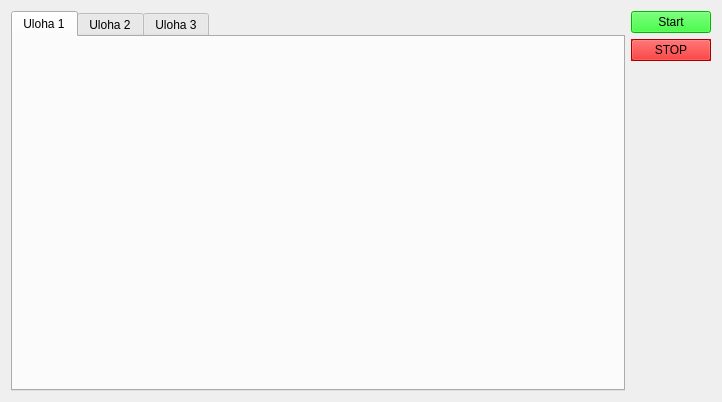
First picture: the form in irobot/untitled.ui, repository amirhammad/iRobotCreate, before the edit.
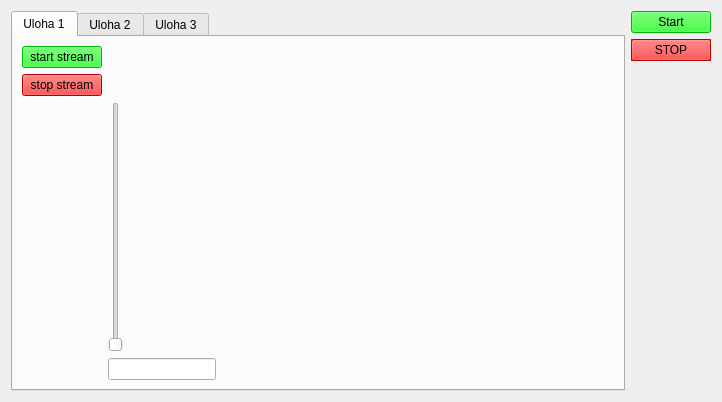
Second picture: the form after the edit.

Commit message: Working thread add into sensors class

What changed in the file:
```diff
--- a/irobot/untitled.ui
+++ b/irobot/untitled.ui
@@ -461,7 +461,7 @@
           <colorrole role="Button">
            <brush brushstyle="SolidPattern">
             <color alpha="255">
-             <red>231</red>
+             <red>255</red>
              <green>0</green>
              <blue>0</blue>
             </color>
@@ -471,24 +471,24 @@
            <brush brushstyle="SolidPattern">
             <color alpha="255">
              <red>255</red>
-             <green>91</green>
-             <blue>91</blue>
+             <green>127</green>
+             <blue>127</blue>
             </color>
            </brush>
           </colorrole>
           <colorrole role="Midlight">
            <brush brushstyle="SolidPattern">
             <color alpha="255">
-             <red>243</red>
-             <green>45</green>
-             <blue>45</blue>
+             <red>255</red>
+             <green>63</green>
+             <blue>63</blue>
             </color>
            </brush>
           </colorrole>
           <colorrole role="Dark">
            <brush brushstyle="SolidPattern">
             <color alpha="255">
-             <red>115</red>
+             <red>127</red>
              <green>0</green>
              <blue>0</blue>
             </color>
@@ -497,7 +497,7 @@
           <colorrole role="Mid">
            <brush brushstyle="SolidPattern">
             <color alpha="255">
-             <red>154</red>
+             <red>170</red>
              <green>0</green>
              <blue>0</blue>
             </color>
@@ -542,7 +542,7 @@
           <colorrole role="Window">
            <brush brushstyle="SolidPattern">
             <color alpha="255">
-             <red>231</red>
+             <red>255</red>
              <green>0</green>
              <blue>0</blue>
             </color>
@@ -560,7 +560,7 @@
           <colorrole role="AlternateBase">
            <brush brushstyle="SolidPattern">
             <color alpha="255">
-             <red>243</red>
+             <red>255</red>
              <green>127</green>
              <blue>127</blue>
             </color>
@@ -598,7 +598,7 @@
           <colorrole role="Button">
            <brush brushstyle="SolidPattern">
             <color alpha="255">
-             <red>231</red>
+             <red>255</red>
              <green>0</green>
              <blue>0</blue>
             </color>
@@ -608,24 +608,24 @@
            <brush brushstyle="SolidPattern">
             <color alpha="255">
              <red>255</red>
-             <green>91</green>
-             <blue>91</blue>
+             <green>127</green>
+             <blue>127</blue>
             </color>
            </brush>
           </colorrole>
           <colorrole role="Midlight">
            <brush brushstyle="SolidPattern">
             <color alpha="255">
-             <red>243</red>
-             <green>45</green>
-             <blue>45</blue>
+             <red>255</red>
+             <green>63</green>
+             <blue>63</blue>
             </color>
            </brush>
           </colorrole>
           <colorrole role="Dark">
            <brush brushstyle="SolidPattern">
             <color alpha="255">
-             <red>115</red>
+             <red>127</red>
              <green>0</green>
              <blue>0</blue>
             </color>
@@ -634,7 +634,7 @@
           <colorrole role="Mid">
            <brush brushstyle="SolidPattern">
             <color alpha="255">
-             <red>154</red>
+             <red>170</red>
              <green>0</green>
              <blue>0</blue>
             </color>
@@ -679,7 +679,7 @@
           <colorrole role="Window">
            <brush brushstyle="SolidPattern">
             <color alpha="255">
-             <red>231</red>
+             <red>255</red>
              <green>0</green>
              <blue>0</blue>
             </color>
@@ -697,7 +697,7 @@
           <colorrole role="AlternateBase">
            <brush brushstyle="SolidPattern">
             <color alpha="255">
-             <red>243</red>
+             <red>255</red>
              <green>127</green>
              <blue>127</blue>
             </color>
@@ -726,7 +726,7 @@
           <colorrole role="WindowText">
            <brush brushstyle="SolidPattern">
             <color alpha="255">
-             <red>115</red>
+             <red>127</red>
              <green>0</green>
              <blue>0</blue>
             </color>
@@ -735,7 +735,7 @@
           <colorrole role="Button">
            <brush brushstyle="SolidPattern">
             <color alpha="255">
-             <red>231</red>
+             <red>255</red>
              <green>0</green>
              <blue>0</blue>
             </color>
@@ -745,24 +745,24 @@
            <brush brushstyle="SolidPattern">
             <color alpha="255">
              <red>255</red>
-             <green>91</green>
-             <blue>91</blue>
+             <green>127</green>
+             <blue>127</blue>
             </color>
            </brush>
           </colorrole>
           <colorrole role="Midlight">
            <brush brushstyle="SolidPattern">
             <color alpha="255">
-             <red>243</red>
-             <green>45</green>
-             <blue>45</blue>
+             <red>255</red>
+             <green>63</green>
+             <blue>63</blue>
             </color>
            </brush>
           </colorrole>
           <colorrole role="Dark">
            <brush brushstyle="SolidPattern">
             <color alpha="255">
-             <red>115</red>
+             <red>127</red>
              <green>0</green>
              <blue>0</blue>
             </color>
@@ -771,7 +771,7 @@
           <colorrole role="Mid">
            <brush brushstyle="SolidPattern">
             <color alpha="255">
-             <red>154</red>
+             <red>170</red>
              <green>0</green>
              <blue>0</blue>
             </color>
@@ -780,7 +780,7 @@
           <colorrole role="Text">
            <brush brushstyle="SolidPattern">
             <color alpha="255">
-             <red>115</red>
+             <red>127</red>
              <green>0</green>
              <blue>0</blue>
             </color>
@@ -798,7 +798,7 @@
           <colorrole role="ButtonText">
            <brush brushstyle="SolidPattern">
             <color alpha="255">
-             <red>115</red>
+             <red>127</red>
              <green>0</green>
              <blue>0</blue>
             </color>
@@ -807,7 +807,7 @@
           <colorrole role="Base">
            <brush brushstyle="SolidPattern">
             <color alpha="255">
-             <red>231</red>
+             <red>255</red>
              <green>0</green>
              <blue>0</blue>
             </color>
@@ -816,7 +816,7 @@
           <colorrole role="Window">
            <brush brushstyle="SolidPattern">
             <color alpha="255">
-             <red>231</red>
+             <red>255</red>
              <green>0</green>
              <blue>0</blue>
             </color>
@@ -834,7 +834,7 @@
           <colorrole role="AlternateBase">
            <brush brushstyle="SolidPattern">
             <color alpha="255">
-             <red>231</red>
+             <red>255</red>
              <green>0</green>
              <blue>0</blue>
             </color>
@@ -896,6 +896,895 @@
       <attribute name="title">
        <string>Uloha 1</string>
       </attribute>
+      <layout class="QGridLayout" name="gridLayout">
+       <item row="2" column="1">
+        <widget class="QSlider" name="sliderWallSignal">
+         <property name="orientation">
+          <enum>Qt::Vertical</enum>
+         </property>
+        </widget>
+       </item>
+       <item row="1" column="0">
+        <widget class="QPushButton" name="buttonTask1Stop">
+         <property name="palette">
+          <palette>
+           <active>
+            <colorrole role="WindowText">
+             <brush brushstyle="SolidPattern">
+              <color alpha="255">
+               <red>0</red>
+               <green>0</green>
+               <blue>0</blue>
+              </color>
+             </brush>
+            </colorrole>
+            <colorrole role="Button">
+             <brush brushstyle="SolidPattern">
+              <color alpha="255">
+               <red>255</red>
+               <green>0</green>
+               <blue>0</blue>
+              </color>
+             </brush>
+            </colorrole>
+            <colorrole role="Light">
+             <brush brushstyle="SolidPattern">
+              <color alpha="255">
+               <red>255</red>
+               <green>127</green>
+               <blue>127</blue>
+              </color>
+             </brush>
+            </colorrole>
+            <colorrole role="Midlight">
+             <brush brushstyle="SolidPattern">
+              <color alpha="255">
+               <red>255</red>
+               <green>63</green>
+               <blue>63</blue>
+              </color>
+             </brush>
+            </colorrole>
+            <colorrole role="Dark">
+             <brush brushstyle="SolidPattern">
+              <color alpha="255">
+               <red>127</red>
+               <green>0</green>
+               <blue>0</blue>
+              </color>
+             </brush>
+            </colorrole>
+            <colorrole role="Mid">
+             <brush brushstyle="SolidPattern">
+              <color alpha="255">
+               <red>170</red>
+               <green>0</green>
+               <blue>0</blue>
+              </color>
+             </brush>
+            </colorrole>
+            <colorrole role="Text">
+             <brush brushstyle="SolidPattern">
+              <color alpha="255">
+               <red>0</red>
+               <green>0</green>
+               <blue>0</blue>
+              </color>
+             </brush>
+            </colorrole>
+            <colorrole role="BrightText">
+             <brush brushstyle="SolidPattern">
+              <color alpha="255">
+               <red>255</red>
+               <green>255</green>
+               <blue>255</blue>
+              </color>
+             </brush>
+            </colorrole>
+            <colorrole role="ButtonText">
+             <brush brushstyle="SolidPattern">
+              <color alpha="255">
+               <red>0</red>
+               <green>0</green>
+               <blue>0</blue>
+              </color>
+             </brush>
+            </colorrole>
+            <colorrole role="Base">
+             <brush brushstyle="SolidPattern">
+              <color alpha="255">
+               <red>255</red>
+               <green>255</green>
+               <blue>255</blue>
+              </color>
+             </brush>
+            </colorrole>
+            <colorrole role="Window">
+             <brush brushstyle="SolidPattern">
+              <color alpha="255">
+               <red>255</red>
+               <green>0</green>
+               <blue>0</blue>
+              </color>
+             </brush>
+            </colorrole>
+            <colorrole role="Shadow">
+             <brush brushstyle="SolidPattern">
+              <color alpha="255">
+               <red>0</red>
+               <green>0</green>
+               <blue>0</blue>
+              </color>
+             </brush>
+            </colorrole>
+            <colorrole role="AlternateBase">
+             <brush brushstyle="SolidPattern">
+              <color alpha="255">
+               <red>255</red>
+               <green>127</green>
+               <blue>127</blue>
+              </color>
+             </brush>
+            </colorrole>
+            <colorrole role="ToolTipBase">
+             <brush brushstyle="SolidPattern">
+              <color alpha="255">
+               <red>255</red>
+               <green>255</green>
+               <blue>220</blue>
+              </color>
+             </brush>
+            </colorrole>
+            <colorrole role="ToolTipText">
+             <brush brushstyle="SolidPattern">
+              <color alpha="255">
+               <red>0</red>
+               <green>0</green>
+               <blue>0</blue>
+              </color>
+             </brush>
+            </colorrole>
+           </active>
+           <inactive>
+            <colorrole role="WindowText">
+             <brush brushstyle="SolidPattern">
+              <color alpha="255">
+               <red>0</red>
+               <green>0</green>
+               <blue>0</blue>
+              </color>
+             </brush>
+            </colorrole>
+            <colorrole role="Button">
+             <brush brushstyle="SolidPattern">
+              <color alpha="255">
+               <red>255</red>
+               <green>0</green>
+               <blue>0</blue>
+              </color>
+             </brush>
+            </colorrole>
+            <colorrole role="Light">
+             <brush brushstyle="SolidPattern">
+              <color alpha="255">
+               <red>255</red>
+               <green>127</green>
+               <blue>127</blue>
+              </color>
+             </brush>
+            </colorrole>
+            <colorrole role="Midlight">
+             <brush brushstyle="SolidPattern">
+              <color alpha="255">
+               <red>255</red>
+               <green>63</green>
+               <blue>63</blue>
+              </color>
+             </brush>
+            </colorrole>
+            <colorrole role="Dark">
+             <brush brushstyle="SolidPattern">
+              <color alpha="255">
+               <red>127</red>
+               <green>0</green>
+               <blue>0</blue>
+              </color>
+             </brush>
+            </colorrole>
+            <colorrole role="Mid">
+             <brush brushstyle="SolidPattern">
+              <color alpha="255">
+               <red>170</red>
+               <green>0</green>
+               <blue>0</blue>
+              </color>
+             </brush>
+            </colorrole>
+            <colorrole role="Text">
+             <brush brushstyle="SolidPattern">
+              <color alpha="255">
+               <red>0</red>
+               <green>0</green>
+               <blue>0</blue>
+              </color>
+             </brush>
+            </colorrole>
+            <colorrole role="BrightText">
+             <brush brushstyle="SolidPattern">
+              <color alpha="255">
+               <red>255</red>
+               <green>255</green>
+               <blue>255</blue>
+              </color>
+             </brush>
+            </colorrole>
+            <colorrole role="ButtonText">
+             <brush brushstyle="SolidPattern">
+              <color alpha="255">
+               <red>0</red>
+               <green>0</green>
+               <blue>0</blue>
+              </color>
+             </brush>
+            </colorrole>
+            <colorrole role="Base">
+             <brush brushstyle="SolidPattern">
+              <color alpha="255">
+               <red>255</red>
+               <green>255</green>
+               <blue>255</blue>
+              </color>
+             </brush>
+            </colorrole>
+            <colorrole role="Window">
+             <brush brushstyle="SolidPattern">
+              <color alpha="255">
+               <red>255</red>
+               <green>0</green>
+               <blue>0</blue>
+              </color>
+             </brush>
+            </colorrole>
+            <colorrole role="Shadow">
+             <brush brushstyle="SolidPattern">
+              <color alpha="255">
+               <red>0</red>
+               <green>0</green>
+               <blue>0</blue>
+              </color>
+             </brush>
+            </colorrole>
+            <colorrole role="AlternateBase">
+             <brush brushstyle="SolidPattern">
+              <color alpha="255">
+               <red>255</red>
+               <green>127</green>
+               <blue>127</blue>
+              </color>
+             </brush>
+            </colorrole>
+            <colorrole role="ToolTipBase">
+             <brush brushstyle="SolidPattern">
+              <color alpha="255">
+               <red>255</red>
+               <green>255</green>
+               <blue>220</blue>
+              </color>
+             </brush>
+            </colorrole>
+            <colorrole role="ToolTipText">
+             <brush brushstyle="SolidPattern">
+              <color alpha="255">
+               <red>0</red>
+               <green>0</green>
+               <blue>0</blue>
+              </color>
+             </brush>
+            </colorrole>
+           </inactive>
+           <disabled>
+            <colorrole role="WindowText">
+             <brush brushstyle="SolidPattern">
+              <color alpha="255">
+               <red>127</red>
+               <green>0</green>
+               <blue>0</blue>
+              </color>
+             </brush>
+            </colorrole>
+            <colorrole role="Button">
+             <brush brushstyle="SolidPattern">
+              <color alpha="255">
+               <red>255</red>
+               <green>0</green>
+               <blue>0</blue>
+              </color>
+             </brush>
+            </colorrole>
+            <colorrole role="Light">
+             <brush brushstyle="SolidPattern">
+              <color alpha="255">
+               <red>255</red>
+               <green>127</green>
+               <blue>127</blue>
+              </color>
+             </brush>
+            </colorrole>
+            <colorrole role="Midlight">
+             <brush brushstyle="SolidPattern">
+              <color alpha="255">
+               <red>255</red>
+               <green>63</green>
+               <blue>63</blue>
+              </color>
+             </brush>
+            </colorrole>
+            <colorrole role="Dark">
+             <brush brushstyle="SolidPattern">
+              <color alpha="255">
+               <red>127</red>
+               <green>0</green>
+               <blue>0</blue>
+              </color>
+             </brush>
+            </colorrole>
+            <colorrole role="Mid">
+             <brush brushstyle="SolidPattern">
+              <color alpha="255">
+               <red>170</red>
+               <green>0</green>
+               <blue>0</blue>
+              </color>
+             </brush>
+            </colorrole>
+            <colorrole role="Text">
+             <brush brushstyle="SolidPattern">
+              <color alpha="255">
+               <red>127</red>
+               <green>0</green>
+               <blue>0</blue>
+              </color>
+             </brush>
+            </colorrole>
+            <colorrole role="BrightText">
+             <brush brushstyle="SolidPattern">
+              <color alpha="255">
+               <red>255</red>
+               <green>255</green>
+               <blue>255</blue>
+              </color>
+             </brush>
+            </colorrole>
+            <colorrole role="ButtonText">
+             <brush brushstyle="SolidPattern">
+              <color alpha="255">
+               <red>127</red>
+               <green>0</green>
+               <blue>0</blue>
+              </color>
+             </brush>
+            </colorrole>
+            <colorrole role="Base">
+             <brush brushstyle="SolidPattern">
+              <color alpha="255">
+               <red>255</red>
+               <green>0</green>
+               <blue>0</blue>
+              </color>
+             </brush>
+            </colorrole>
+            <colorrole role="Window">
+             <brush brushstyle="SolidPattern">
+              <color alpha="255">
+               <red>255</red>
+               <green>0</green>
+               <blue>0</blue>
+              </color>
+             </brush>
+            </colorrole>
+            <colorrole role="Shadow">
+             <brush brushstyle="SolidPattern">
+              <color alpha="255">
+               <red>0</red>
+               <green>0</green>
+               <blue>0</blue>
+              </color>
+             </brush>
+            </colorrole>
+            <colorrole role="AlternateBase">
+             <brush brushstyle="SolidPattern">
+              <color alpha="255">
+               <red>255</red>
+               <green>0</green>
+               <blue>0</blue>
+              </color>
+             </brush>
+            </colorrole>
+            <colorrole role="ToolTipBase">
+             <brush brushstyle="SolidPattern">
+              <color alpha="255">
+               <red>255</red>
+               <green>255</green>
+               <blue>220</blue>
+              </color>
+             </brush>
+            </colorrole>
+            <colorrole role="ToolTipText">
+             <brush brushstyle="SolidPattern">
+              <color alpha="255">
+               <red>0</red>
+               <green>0</green>
+               <blue>0</blue>
+              </color>
+             </brush>
+            </colorrole>
+           </disabled>
+          </palette>
+         </property>
+         <property name="text">
+          <string>stop stream</string>
+         </property>
+        </widget>
+       </item>
+       <item row="0" column="0">
+        <widget class="QPushButton" name="buttonTask1Start">
+         <property name="palette">
+          <palette>
+           <active>
+            <colorrole role="WindowText">
+             <brush brushstyle="SolidPattern">
+              <color alpha="255">
+               <red>0</red>
+               <green>0</green>
+               <blue>0</blue>
+              </color>
+             </brush>
+            </colorrole>
+            <colorrole role="Button">
+             <brush brushstyle="SolidPattern">
+              <color alpha="255">
+               <red>0</red>
+               <green>255</green>
+               <blue>0</blue>
+              </color>
+             </brush>
+            </colorrole>
+            <colorrole role="Light">
+             <brush brushstyle="SolidPattern">
+              <color alpha="255">
+               <red>127</red>
+               <green>255</green>
+               <blue>127</blue>
+              </color>
+             </brush>
+            </colorrole>
+            <colorrole role="Midlight">
+             <brush brushstyle="SolidPattern">
+              <color alpha="255">
+               <red>63</red>
+               <green>255</green>
+               <blue>63</blue>
+              </color>
+             </brush>
+            </colorrole>
+            <colorrole role="Dark">
+             <brush brushstyle="SolidPattern">
+              <color alpha="255">
+               <red>0</red>
+               <green>127</green>
+               <blue>0</blue>
+              </color>
+             </brush>
+            </colorrole>
+            <colorrole role="Mid">
+             <brush brushstyle="SolidPattern">
+              <color alpha="255">
+               <red>0</red>
+               <green>170</green>
+               <blue>0</blue>
+              </color>
+             </brush>
+            </colorrole>
+            <colorrole role="Text">
+             <brush brushstyle="SolidPattern">
+              <color alpha="255">
+               <red>0</red>
+               <green>0</green>
+               <blue>0</blue>
+              </color>
+             </brush>
+            </colorrole>
+            <colorrole role="BrightText">
+             <brush brushstyle="SolidPattern">
+              <color alpha="255">
+               <red>255</red>
+               <green>255</green>
+               <blue>255</blue>
+              </color>
+             </brush>
+            </colorrole>
+            <colorrole role="ButtonText">
+             <brush brushstyle="SolidPattern">
+              <color alpha="255">
+               <red>0</red>
+               <green>0</green>
+               <blue>0</blue>
+              </color>
+             </brush>
+            </colorrole>
+            <colorrole role="Base">
+             <brush brushstyle="SolidPattern">
+              <color alpha="255">
+               <red>255</red>
+               <green>255</green>
+               <blue>255</blue>
+              </color>
+             </brush>
+            </colorrole>
+            <colorrole role="Window">
+             <brush brushstyle="SolidPattern">
+              <color alpha="255">
+               <red>0</red>
+               <green>255</green>
+               <blue>0</blue>
+              </color>
+             </brush>
+            </colorrole>
+            <colorrole role="Shadow">
+             <brush brushstyle="SolidPattern">
+              <color alpha="255">
+               <red>0</red>
+               <green>0</green>
+               <blue>0</blue>
+              </color>
+             </brush>
+            </colorrole>
+            <colorrole role="AlternateBase">
+             <brush brushstyle="SolidPattern">
+              <color alpha="255">
+               <red>127</red>
+               <green>255</green>
+               <blue>127</blue>
+              </color>
+             </brush>
+            </colorrole>
+            <colorrole role="ToolTipBase">
+             <brush brushstyle="SolidPattern">
+              <color alpha="255">
+               <red>255</red>
+               <green>255</green>
+               <blue>220</blue>
+              </color>
+             </brush>
+            </colorrole>
+            <colorrole role="ToolTipText">
+             <brush brushstyle="SolidPattern">
+              <color alpha="255">
+               <red>0</red>
+               <green>0</green>
+               <blue>0</blue>
+              </color>
+             </brush>
+            </colorrole>
+           </active>
+           <inactive>
+            <colorrole role="WindowText">
+             <brush brushstyle="SolidPattern">
+              <color alpha="255">
+               <red>0</red>
+               <green>0</green>
+               <blue>0</blue>
+              </color>
+             </brush>
+            </colorrole>
+            <colorrole role="Button">
+             <brush brushstyle="SolidPattern">
+              <color alpha="255">
+               <red>0</red>
+               <green>255</green>
+               <blue>0</blue>
+              </color>
+             </brush>
+            </colorrole>
+            <colorrole role="Light">
+             <brush brushstyle="SolidPattern">
+              <color alpha="255">
+               <red>127</red>
+               <green>255</green>
+               <blue>127</blue>
+              </color>
+             </brush>
+            </colorrole>
+            <colorrole role="Midlight">
+             <brush brushstyle="SolidPattern">
+              <color alpha="255">
+               <red>63</red>
+               <green>255</green>
+               <blue>63</blue>
+              </color>
+             </brush>
+            </colorrole>
+            <colorrole role="Dark">
+             <brush brushstyle="SolidPattern">
+              <color alpha="255">
+               <red>0</red>
+               <green>127</green>
+               <blue>0</blue>
+              </color>
+             </brush>
+            </colorrole>
+            <colorrole role="Mid">
+             <brush brushstyle="SolidPattern">
+              <color alpha="255">
+               <red>0</red>
+               <green>170</green>
+               <blue>0</blue>
+              </color>
+             </brush>
+            </colorrole>
+            <colorrole role="Text">
+             <brush brushstyle="SolidPattern">
+              <color alpha="255">
+               <red>0</red>
+               <green>0</green>
+               <blue>0</blue>
+              </color>
+             </brush>
+            </colorrole>
+            <colorrole role="BrightText">
+             <brush brushstyle="SolidPattern">
+              <color alpha="255">
+               <red>255</red>
+               <green>255</green>
+               <blue>255</blue>
+              </color>
+             </brush>
+            </colorrole>
+            <colorrole role="ButtonText">
+             <brush brushstyle="SolidPattern">
+              <color alpha="255">
+               <red>0</red>
+               <green>0</green>
+               <blue>0</blue>
+              </color>
+             </brush>
+            </colorrole>
+            <colorrole role="Base">
+             <brush brushstyle="SolidPattern">
+              <color alpha="255">
+               <red>255</red>
+               <green>255</green>
+               <blue>255</blue>
+              </color>
+             </brush>
+            </colorrole>
+            <colorrole role="Window">
+             <brush brushstyle="SolidPattern">
+              <color alpha="255">
+               <red>0</red>
+               <green>255</green>
+               <blue>0</blue>
+              </color>
+             </brush>
+            </colorrole>
+            <colorrole role="Shadow">
+             <brush brushstyle="SolidPattern">
+              <color alpha="255">
+               <red>0</red>
+               <green>0</green>
+               <blue>0</blue>
+              </color>
+             </brush>
+            </colorrole>
+            <colorrole role="AlternateBase">
+             <brush brushstyle="SolidPattern">
+              <color alpha="255">
+               <red>127</red>
+               <green>255</green>
+               <blue>127</blue>
+              </color>
+             </brush>
+            </colorrole>
+            <colorrole role="ToolTipBase">
+             <brush brushstyle="SolidPattern">
+              <color alpha="255">
+               <red>255</red>
+               <green>255</green>
+               <blue>220</blue>
+              </color>
+             </brush>
+            </colorrole>
+            <colorrole role="ToolTipText">
+             <brush brushstyle="SolidPattern">
+              <color alpha="255">
+               <red>0</red>
+               <green>0</green>
+               <blue>0</blue>
+              </color>
+             </brush>
+            </colorrole>
+           </inactive>
+           <disabled>
+            <colorrole role="WindowText">
+             <brush brushstyle="SolidPattern">
+              <color alpha="255">
+               <red>0</red>
+               <green>127</green>
+               <blue>0</blue>
+              </color>
+             </brush>
+            </colorrole>
+            <colorrole role="Button">
+             <brush brushstyle="SolidPattern">
+              <color alpha="255">
+               <red>0</red>
+               <green>255</green>
+               <blue>0</blue>
+              </color>
+             </brush>
+            </colorrole>
+            <colorrole role="Light">
+             <brush brushstyle="SolidPattern">
+              <color alpha="255">
+               <red>127</red>
+               <green>255</green>
+               <blue>127</blue>
+              </color>
+             </brush>
+            </colorrole>
+            <colorrole role="Midlight">
+             <brush brushstyle="SolidPattern">
+              <color alpha="255">
+               <red>63</red>
+               <green>255</green>
+               <blue>63</blue>
+              </color>
+             </brush>
+            </colorrole>
+            <colorrole role="Dark">
+             <brush brushstyle="SolidPattern">
+              <color alpha="255">
+               <red>0</red>
+               <green>127</green>
+               <blue>0</blue>
+              </color>
+             </brush>
+            </colorrole>
+            <colorrole role="Mid">
+             <brush brushstyle="SolidPattern">
+              <color alpha="255">
+               <red>0</red>
+               <green>170</green>
+               <blue>0</blue>
+              </color>
+             </brush>
+            </colorrole>
+            <colorrole role="Text">
+             <brush brushstyle="SolidPattern">
+              <color alpha="255">
+               <red>0</red>
+               <green>127</green>
+               <blue>0</blue>
+              </color>
+             </brush>
+            </colorrole>
+            <colorrole role="BrightText">
+             <brush brushstyle="SolidPattern">
+              <color alpha="255">
+               <red>255</red>
+               <green>255</green>
+               <blue>255</blue>
+              </color>
+             </brush>
+            </colorrole>
+            <colorrole role="ButtonText">
+             <brush brushstyle="SolidPattern">
+              <color alpha="255">
+               <red>0</red>
+               <green>127</green>
+               <blue>0</blue>
+              </color>
+             </brush>
+            </colorrole>
+            <colorrole role="Base">
+             <brush brushstyle="SolidPattern">
+              <color alpha="255">
+               <red>0</red>
+               <green>255</green>
+               <blue>0</blue>
+              </color>
+             </brush>
+            </colorrole>
+            <colorrole role="Window">
+             <brush brushstyle="SolidPattern">
+              <color alpha="255">
+               <red>0</red>
+               <green>255</green>
+               <blue>0</blue>
+              </color>
+             </brush>
+            </colorrole>
+            <colorrole role="Shadow">
+             <brush brushstyle="SolidPattern">
+              <color alpha="255">
+               <red>0</red>
+               <green>0</green>
+               <blue>0</blue>
+              </color>
+             </brush>
+            </colorrole>
+            <colorrole role="AlternateBase">
+             <brush brushstyle="SolidPattern">
+              <color alpha="255">
+               <red>0</red>
+               <green>255</green>
+               <blue>0</blue>
+              </color>
+             </brush>
+            </colorrole>
+            <colorrole role="ToolTipBase">
+             <brush brushstyle="SolidPattern">
+              <color alpha="255">
+               <red>255</red>
+               <green>255</green>
+               <blue>220</blue>
+              </color>
+             </brush>
+            </colorrole>
+            <colorrole role="ToolTipText">
+             <brush brushstyle="SolidPattern">
+              <color alpha="255">
+               <red>0</red>
+               <green>0</green>
+               <blue>0</blue>
+              </color>
+             </brush>
+            </colorrole>
+           </disabled>
+          </palette>
+         </property>
+         <property name="text">
+          <string>start stream</string>
+         </property>
+        </widget>
+       </item>
+       <item row="0" column="2">
+        <spacer name="horizontalSpacer">
+         <property name="orientation">
+          <enum>Qt::Horizontal</enum>
+         </property>
+         <property name="sizeHint" stdset="0">
+          <size>
+           <width>40</width>
+           <height>20</height>
+          </size>
+         </property>
+        </spacer>
+       </item>
+       <item row="2" column="0">
+        <spacer name="verticalSpacer_2">
+         <property name="orientation">
+          <enum>Qt::Vertical</enum>
+         </property>
+         <property name="sizeHint" stdset="0">
+          <size>
+           <width>20</width>
+           <height>40</height>
+          </size>
+         </property>
+        </spacer>
+       </item>
+       <item row="3" column="1">
+        <widget class="QLineEdit" name="lineEditTask1WallSignal">
+         <property name="sizePolicy">
+          <sizepolicy hsizetype="Minimum" vsizetype="Fixed">
+           <horstretch>0</horstretch>
+           <verstretch>0</verstretch>
+          </sizepolicy>
+         </property>
+        </widget>
+       </item>
+      </layout>
      </widget>
      <widget class="QWidget" name="tab_2">
       <attribute name="title">
```
Left out of the diff: 35 changed lines with no effect on the pictures. The commit also changes 1 other file.
